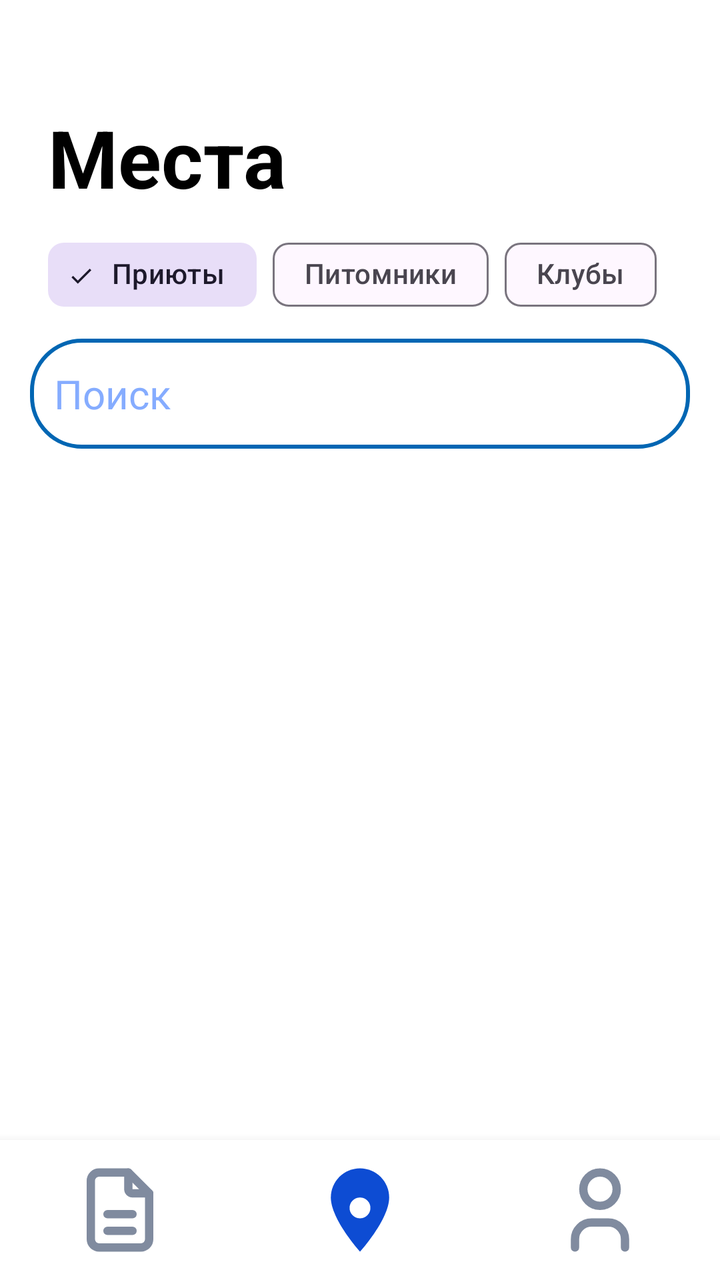
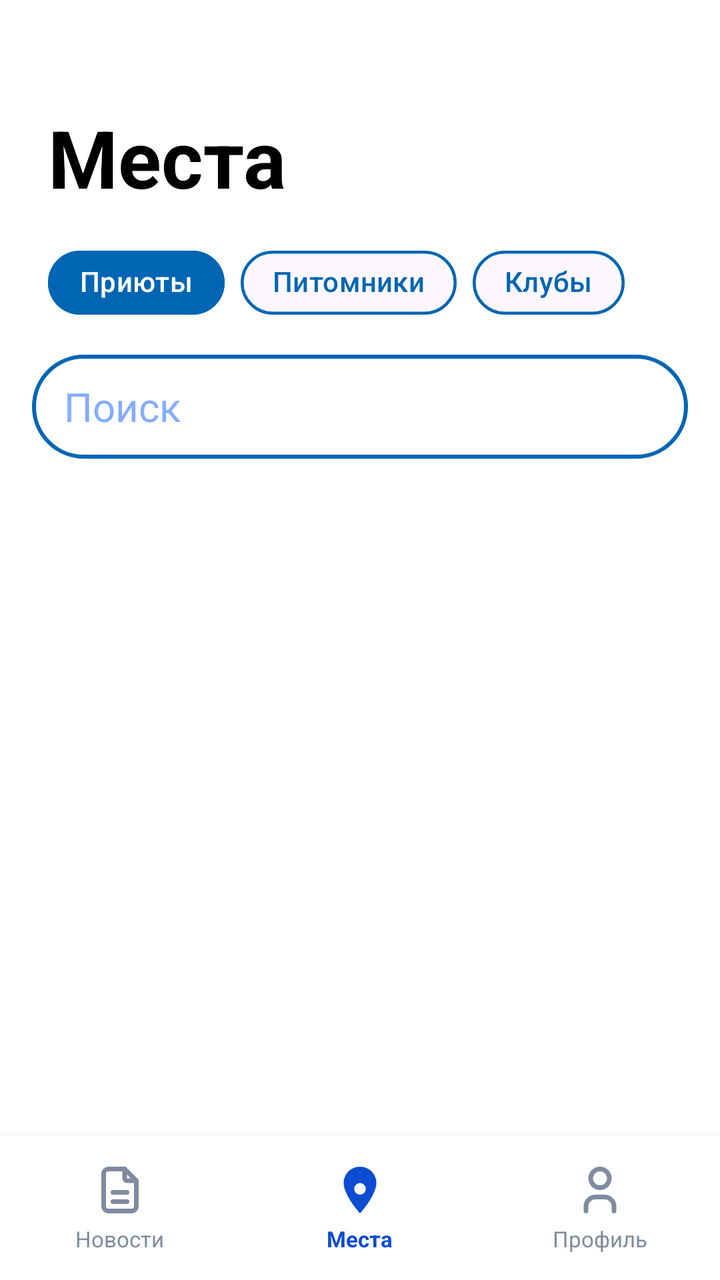

Two renders of the same Android screen: before a commit and after it. Below are the layout's source before the change and the commit's diff.
<!-- AndroidManifest.xml: application theme Theme.VetUslugi -->
<!-- res/layout/fragment_places.xml -->
<?xml version="1.0" encoding="utf-8"?>
<androidx.constraintlayout.widget.ConstraintLayout
    xmlns:android="http://schemas.android.com/apk/res/android"
    xmlns:app="http://schemas.android.com/apk/res-auto"
    android:layout_width="match_parent"
    android:layout_height="match_parent">

    <TextView
        android:id="@+id/tvPlacesTitle"
        android:layout_width="wrap_content"
        android:layout_height="wrap_content"
        android:layout_marginStart="24dp"
        android:layout_marginTop="52dp"
        android:text="Места"
        android:textColor="?android:attr/colorPrimary"
        android:textSize="40sp"
        android:textStyle="bold"
        app:layout_constraintStart_toStartOf="parent"
        app:layout_constraintTop_toTopOf="parent" />

    <com.google.android.material.chip.ChipGroup
        android:id="@+id/chipGroup"
        android:layout_width="wrap_content"
        android:layout_height="wrap_content"
        android:layout_marginStart="24dp"
        android:layout_marginTop="8dp"
        app:singleSelection="true"
        app:layout_constraintStart_toStartOf="parent"
        app:layout_constraintTop_toBottomOf="@+id/tvPlacesTitle">

        <com.google.android.material.chip.Chip
            android:id="@+id/chipShelters"
            android:layout_width="wrap_content"
            android:layout_height="wrap_content"
            android:text="Приюты"
            android:checkable="true"
            android:checked="true"
            style="@style/Widget.Material3.Chip.Filter" />

        <com.google.android.material.chip.Chip
            android:id="@+id/chipNurseries"
            android:layout_width="wrap_content"
            android:layout_height="wrap_content"
            android:text="Питомники"
            android:checkable="true"
            style="@style/Widget.Material3.Chip.Filter" />

        <com.google.android.material.chip.Chip
            android:id="@+id/chipClubs"
            android:layout_width="wrap_content"
            android:layout_height="wrap_content"
            android:text="Клубы"
            android:checkable="true"
            style="@style/Widget.Material3.Chip.Filter" />

    </com.google.android.material.chip.ChipGroup>

    <EditText
        android:id="@+id/etSearch"
        android:layout_width="match_parent"
        android:layout_height="55dp"
        android:layout_marginHorizontal="15dp"
        android:layout_marginTop="8dp"
        android:hint="Поиск"
        app:layout_constraintStart_toStartOf="parent"
        app:layout_constraintEnd_toEndOf="parent"
        app:layout_constraintTop_toBottomOf="@+id/chipGroup" />

    <androidx.recyclerview.widget.RecyclerView
        android:id="@+id/sheltersRecycler"
        android:layout_width="match_parent"
        android:layout_height="0dp"
        android:layout_marginTop="4dp"
        app:layout_constraintTop_toBottomOf="@+id/etSearch"
        app:layout_constraintBottom_toTopOf="@+id/customBottomBar"
        app:layout_constraintStart_toStartOf="parent"
        app:layout_constraintEnd_toEndOf="parent" />

    <androidx.recyclerview.widget.RecyclerView
        android:id="@+id/nurseriesRecycler"
        android:layout_width="match_parent"
        android:layout_height="0dp"
        android:layout_marginTop="4dp"
        android:visibility="gone"
        app:layout_constraintTop_toBottomOf="@+id/etSearch"
        app:layout_constraintBottom_toTopOf="@+id/customBottomBar"
        app:layout_constraintStart_toStartOf="parent"
        app:layout_constraintEnd_toEndOf="parent" />

    <androidx.recyclerview.widget.RecyclerView
        android:id="@+id/clubsRecycler"
        android:layout_width="match_parent"
        android:layout_height="0dp"
        android:layout_marginTop="4dp"
        android:visibility="gone"
        app:layout_constraintTop_toBottomOf="@+id/etSearch"
        app:layout_constraintBottom_toTopOf="@+id/customBottomBar"
        app:layout_constraintStart_toStartOf="parent"
        app:layout_constraintEnd_toEndOf="parent" />

    <ProgressBar
        android:id="@+id/progressBar"
        style="?android:attr/progressBarStyleLarge"
        android:layout_width="wrap_content"
        android:layout_height="wrap_content"
        android:indeterminate="true"
        android:indeterminateTint="@color/blue"
        android:visibility="gone"
        app:layout_constraintBottom_toTopOf="@+id/customBottomBar"
        app:layout_constraintEnd_toEndOf="parent"
        app:layout_constraintStart_toStartOf="parent"
        app:layout_constraintTop_toBottomOf="@+id/etSearch" />

    <include
        android:id="@+id/customBottomBar"
        layout="@layout/nav_bar2"
        android:layout_width="match_parent"
        android:layout_height="70dp"
        app:layout_constraintBottom_toBottomOf="parent" />

</androidx.constraintlayout.widget.ConstraintLayout>
<!-- res/layout/nav_bar2.xml (included above) -->
<?xml version="1.0" encoding="utf-8"?>
<LinearLayout
    xmlns:android="http://schemas.android.com/apk/res/android"
    android:id="@+id/customBottomBar"
    android:layout_width="match_parent"
    android:layout_height="64dp"
    android:orientation="horizontal"
    android:background="@color/light_gray"
    android:gravity="center"
    android:weightSum="3"
    android:elevation="8dp">

    <LinearLayout
        android:id="@+id/nav_news"
        android:layout_width="0dp"
        android:layout_height="match_parent"
        android:layout_weight="1"
        android:gravity="center"
        android:orientation="vertical">
        <ImageView
            android:id="@+id/icon_news"
            android:layout_width="50dp"
            android:layout_height="50dp"
            android:src="@drawable/news" />
    </LinearLayout>

    <LinearLayout
        android:id="@+id/nav_places"
        android:layout_width="0dp"
        android:layout_height="match_parent"
        android:layout_weight="1"
        android:gravity="center"
        android:orientation="vertical">
        <ImageView
            android:id="@+id/icon_places"
            android:layout_width="50dp"
            android:layout_height="50dp"
            android:src="@drawable/placesselected" />
    </LinearLayout>

    <LinearLayout
        android:id="@+id/nav_profile"
        android:layout_width="0dp"
        android:layout_height="match_parent"
        android:layout_weight="1"
        android:gravity="center"
        android:orientation="vertical">
        <ImageView
            android:id="@+id/icon_profile"
            android:layout_width="50dp"
            android:layout_height="50dp"
            android:src="@drawable/profile" />
    </LinearLayout>

</LinearLayout>
<!-- resources referenced by this layout -->
<resources>
  <color name="blue">#0066B3</color>
  <color name="light_gray">#E2E2E2</color>
  <!-- drawable placesselected (drawable) -->
  <vector xmlns:android="http://schemas.android.com/apk/res/android"
      android:width="24dp"
      android:height="24dp"
      android:viewportWidth="24"
      android:viewportHeight="24">
    <path
        android:pathData="M12,2C8.13,2 5,5.13 5,9c0,5.25 7,13 7,13s7,-7.75 7,-13c0,-3.87 -3.13,-7 -7,-7z"
        android:fillColor="@color/icon_blue"/>
    <path
        android:pathData="M12,11.5m-2.5,0a2.5,2.5 0,1 1,5 0a2.5,2.5 0,1 1,-5 0"
        android:fillColor="@color/white"/>
  </vector>
  <!-- drawable profile (drawable) -->
  <vector xmlns:android="http://schemas.android.com/apk/res/android"
      android:width="24dp"
      android:height="24dp"
      android:viewportWidth="24"
      android:viewportHeight="24">
    <path
        android:pathData="M8,7a4,4 0,1 0,8 0a4,4 0,0 0,-8 0"
        android:strokeLineJoin="round"
        android:strokeWidth="2"
        android:fillColor="#00000000"
        android:strokeColor="@color/icon_gray"
        android:strokeLineCap="round"/>
    <path
        android:pathData="M6,21v-2a4,4 0,0 1,4 -4h4a4,4 0,0 1,4 4v2"
        android:strokeLineJoin="round"
        android:strokeWidth="2"
        android:fillColor="#00000000"
        android:strokeColor="@color/icon_gray"
        android:strokeLineCap="round"/>
  </vector>
  <style name="Theme.VetUslugi" parent="Base.Theme.VetUslugi" />
  <color name="icon_gray">#808B9F</color>
  <color name="icon_blue">#0D4CD3</color>
  <color name="white">#FFFFFF</color>
  <style name="Base.Theme.VetUslugi" parent="Theme.Material3.DayNight.NoActionBar">
  
          <item name="materialButtonStyle">@style/Button</item>
          <item name="android:textViewStyle">@style/TextView</item>
          <item name="editTextStyle">@style/EditText</item>
          <item name="checkboxStyle">@style/BlueCheckBoxStyle</item>
  
          <item name="android:background">@color/white</item>
          <item name="colorPrimary">@color/black</item>
      </style>
  <style name="Button" parent="Widget.Material3.Button">
          <item name="shapeAppearanceOverlay">@style/ShapeAppearance.VetUslugi.Button</item>
          <item name="backgroundTint">@android:color/white</item>
          <item name="strokeColor">@color/blue</item>
          <item name="strokeWidth">2dp</item>
          <item name="android:textColor">@color/blue</item>
          <item name="android:textSize">20sp</item>
      </style>
  <style name="TextView" parent="android:Widget.TextView">
          <item name="android:textSize">20sp</item>
          <item name="android:textColor">@color/black</item>
      </style>
  <style name="EditText" parent="android:Widget.EditText">
          <item name="android:textColorHint">@color/light_blue</item>
          <item name="android:textSize">20sp</item>
          <item name="android:textColor">@color/blue</item>
          <item name="android:background">@drawable/rounded_corners</item>
      </style>
  <style name="BlueCheckBoxStyle" parent="Widget.AppCompat.CompoundButton.CheckBox">
          <item name="android:buttonTint">@color/checkbox_blue_tint</item>
      </style>
  <color name="black">#000000</color>
  <style name="ShapeAppearance.VetUslugi.Button" parent="ShapeAppearance.MaterialComponents.SmallComponent">
          <item name="cornerFamily">rounded</item>
          <item name="cornerSize">8dp</item>
      </style>
  <color name="light_blue">#85ACFF</color>
  <!-- unchanged entries left out for length: 2 -->
</resources>

<!-- the commit's change to res/layout/fragment_places.xml (unified diff, before → after) -->
@@ -5,6 +5,7 @@
     android:layout_width="match_parent"
     android:layout_height="match_parent">
 
+    
     <TextView
         android:id="@+id/tvPlacesTitle"
         android:layout_width="wrap_content"
@@ -18,86 +19,121 @@
         app:layout_constraintStart_toStartOf="parent"
         app:layout_constraintTop_toTopOf="parent" />
 
+    
     <com.google.android.material.chip.ChipGroup
         android:id="@+id/chipGroup"
         android:layout_width="wrap_content"
         android:layout_height="wrap_content"
         android:layout_marginStart="24dp"
-        android:layout_marginTop="8dp"
+        android:layout_marginTop="12dp"
         app:singleSelection="true"
+        app:selectionRequired="true"
         app:layout_constraintStart_toStartOf="parent"
         app:layout_constraintTop_toBottomOf="@+id/tvPlacesTitle">
 
         <com.google.android.material.chip.Chip
             android:id="@+id/chipShelters"
-            android:layout_width="wrap_content"
-            android:layout_height="wrap_content"
-            android:text="Приюты"
+            style="@style/Widget.Material3.Chip.Filter"
+            android:layout_width="wrap_content"
+            android:layout_height="wrap_content"
             android:checkable="true"
             android:checked="true"
-            style="@style/Widget.Material3.Chip.Filter" />
+            android:text="Приюты"
+            android:textColor="@color/chip_text_color"
+            app:chipBackgroundColor="@color/chip_background_color"
+            app:chipStrokeColor="@color/blue"
+            app:chipStrokeWidth="1.5dp"
+            app:checkedIconVisible="false"
+            app:chipCornerRadius="20dp" />
 
         <com.google.android.material.chip.Chip
             android:id="@+id/chipNurseries"
-            android:layout_width="wrap_content"
-            android:layout_height="wrap_content"
+            style="@style/Widget.Material3.Chip.Filter"
+            android:layout_width="wrap_content"
+            android:layout_height="wrap_content"
+            android:checkable="true"
             android:text="Питомники"
-            android:checkable="true"
-            style="@style/Widget.Material3.Chip.Filter" />
+            android:textColor="@color/chip_text_color"
+            app:chipBackgroundColor="@color/chip_background_color"
+            app:chipStrokeColor="@color/blue"
+            app:chipStrokeWidth="1.5dp"
+            app:checkedIconVisible="false"
+            app:chipCornerRadius="20dp" />
 
         <com.google.android.material.chip.Chip
             android:id="@+id/chipClubs"
-            android:layout_width="wrap_content"
-            android:layout_height="wrap_content"
+            style="@style/Widget.Material3.Chip.Filter"
+            android:layout_width="wrap_content"
+            android:layout_height="wrap_content"
+            android:checkable="true"
             android:text="Клубы"
-            android:checkable="true"
-            style="@style/Widget.Material3.Chip.Filter" />
+            android:textColor="@color/chip_text_color"
+            app:chipBackgroundColor="@color/chip_background_color"
+            app:chipStrokeColor="@color/blue"
+            app:chipStrokeWidth="1.5dp"
+            app:checkedIconVisible="false"
+            app:chipCornerRadius="20dp" />
 
     </com.google.android.material.chip.ChipGroup>
 
+    
     <EditText
         android:id="@+id/etSearch"
-        android:layout_width="match_parent"
-        android:layout_height="55dp"
-        android:layout_marginHorizontal="15dp"
-        android:layout_marginTop="8dp"
+        android:layout_width="0dp"
+        android:layout_height="52dp"
+        android:layout_marginStart="16dp"
+        android:layout_marginEnd="16dp"
+        android:layout_marginTop="12dp"
         android:hint="Поиск"
-        app:layout_constraintStart_toStartOf="parent"
-        app:layout_constraintEnd_toEndOf="parent"
+        android:inputType="text"
+        android:paddingStart="16dp"
+        android:paddingEnd="16dp"
+        app:layout_constraintEnd_toEndOf="parent"
+        app:layout_constraintStart_toStartOf="parent"
         app:layout_constraintTop_toBottomOf="@+id/chipGroup" />
 
+    
     <androidx.recyclerview.widget.RecyclerView
         android:id="@+id/sheltersRecycler"
-        android:layout_width="match_parent"
+        android:layout_width="0dp"
         android:layout_height="0dp"
-        android:layout_marginTop="4dp"
-        app:layout_constraintTop_toBottomOf="@+id/etSearch"
-        app:layout_constraintBottom_toTopOf="@+id/customBottomBar"
-        app:layout_constraintStart_toStartOf="parent"
-        app:layout_constraintEnd_toEndOf="parent" />
-
+        android:layout_marginTop="8dp"
+        android:clipToPadding="false"
+        android:paddingBottom="8dp"
+        app:layout_constraintBottom_toTopOf="@+id/customBottomBar"
+        app:layout_constraintEnd_toEndOf="parent"
+        app:layout_constraintStart_toStartOf="parent"
+        app:layout_constraintTop_toBottomOf="@+id/etSearch" />
+
+    
     <androidx.recyclerview.widget.RecyclerView
         android:id="@+id/nurseriesRecycler"
-        android:layout_width="match_parent"
+        android:layout_width="0dp"
         android:layout_height="0dp"
-        android:layout_marginTop="4dp"
+        android:layout_marginTop="8dp"
+        android:clipToPadding="false"
+        android:paddingBottom="8dp"
         android:visibility="gone"
-        app:layout_constraintTop_toBottomOf="@+id/etSearch"
-        app:layout_constraintBottom_toTopOf="@+id/customBottomBar"
-        app:layout_constraintStart_toStartOf="parent"
-        app:layout_constraintEnd_toEndOf="parent" />
-
+        app:layout_constraintBottom_toTopOf="@+id/customBottomBar"
+        app:layout_constraintEnd_toEndOf="parent"
+        app:layout_constraintStart_toStartOf="parent"
+        app:layout_constraintTop_toBottomOf="@+id/etSearch" />
+
+    
     <androidx.recyclerview.widget.RecyclerView
         android:id="@+id/clubsRecycler"
-        android:layout_width="match_parent"
+        android:layout_width="0dp"
         android:layout_height="0dp"
-        android:layout_marginTop="4dp"
+        android:layout_marginTop="8dp"
+        android:clipToPadding="false"
+        android:paddingBottom="8dp"
         android:visibility="gone"
-        app:layout_constraintTop_toBottomOf="@+id/etSearch"
-        app:layout_constraintBottom_toTopOf="@+id/customBottomBar"
-        app:layout_constraintStart_toStartOf="parent"
-        app:layout_constraintEnd_toEndOf="parent" />
-
+        app:layout_constraintBottom_toTopOf="@+id/customBottomBar"
+        app:layout_constraintEnd_toEndOf="parent"
+        app:layout_constraintStart_toStartOf="parent"
+        app:layout_constraintTop_toBottomOf="@+id/etSearch" />
+
+    
     <ProgressBar
         android:id="@+id/progressBar"
         style="?android:attr/progressBarStyleLarge"
@@ -111,11 +147,12 @@
         app:layout_constraintStart_toStartOf="parent"
         app:layout_constraintTop_toBottomOf="@+id/etSearch" />
 
+    
     <include
         android:id="@+id/customBottomBar"
         layout="@layout/nav_bar2"
         android:layout_width="match_parent"
-        android:layout_height="70dp"
+        android:layout_height="72dp"
         app:layout_constraintBottom_toBottomOf="parent" />
 
 </androidx.constraintlayout.widget.ConstraintLayout>
@@ -125,53 +162,84 @@
     xmlns:android="http://schemas.android.com/apk/res/android"
     android:id="@+id/customBottomBar"
     android:layout_width="match_parent"
-    android:layout_height="64dp"
+    android:layout_height="72dp"
     android:orientation="horizontal"
-    android:background="@color/light_gray"
+    android:background="?android:attr/background"
     android:gravity="center"
     android:weightSum="3"
     android:elevation="8dp">
 
+    
     <LinearLayout
         android:id="@+id/nav_news"
         android:layout_width="0dp"
         android:layout_height="match_parent"
         android:layout_weight="1"
         android:gravity="center"
-        android:orientation="vertical">
+        android:orientation="vertical"
+        android:paddingTop="8dp"
+        android:paddingBottom="8dp">
         <ImageView
             android:id="@+id/icon_news"
-            android:layout_width="50dp"
-            android:layout_height="50dp"
+            android:layout_width="28dp"
+            android:layout_height="28dp"
             android:src="@drawable/news" />
+        <TextView
+            android:layout_width="wrap_content"
+            android:layout_height="wrap_content"
+            android:layout_marginTop="3dp"
+            android:text="Новости"
+            android:textSize="11sp"
+            android:textColor="@color/icon_gray" />
     </LinearLayout>
 
+    
     <LinearLayout
         android:id="@+id/nav_places"
         android:layout_width="0dp"
         android:layout_height="match_parent"
         android:layout_weight="1"
         android:gravity="center"
-        android:orientation="vertical">
+        android:orientation="vertical"
+        android:paddingTop="8dp"
+        android:paddingBottom="8dp">
         <ImageView
             android:id="@+id/icon_places"
-            android:layout_width="50dp"
-            android:layout_height="50dp"
+            android:layout_width="28dp"
+            android:layout_height="28dp"
             android:src="@drawable/placesselected" />
+        <TextView
+            android:layout_width="wrap_content"
+            android:layout_height="wrap_content"
+            android:layout_marginTop="3dp"
+            android:text="Места"
+            android:textSize="11sp"
+            android:textColor="@color/icon_blue"
+            android:textStyle="bold" />
     </LinearLayout>
 
+    
     <LinearLayout
         android:id="@+id/nav_profile"
         android:layout_width="0dp"
         android:layout_height="match_parent"
         android:layout_weight="1"
         android:gravity="center"
-        android:orientation="vertical">
+        android:orientation="vertical"
+        android:paddingTop="8dp"
+        android:paddingBottom="8dp">
         <ImageView
             android:id="@+id/icon_profile"
-            android:layout_width="50dp"
-            android:layout_height="50dp"
+            android:layout_width="28dp"
+            android:layout_height="28dp"
             android:src="@drawable/profile" />
+        <TextView
+            android:layout_width="wrap_content"
+            android:layout_height="wrap_content"
+            android:layout_marginTop="3dp"
+            android:text="Профиль"
+            android:textSize="11sp"
+            android:textColor="@color/icon_gray" />
     </LinearLayout>
 
 </LinearLayout>
<!-- resource entries referenced after the edit -->
@@ -1,7 +1,6 @@
 <!-- resources referenced by this layout -->
 <resources>
   <color name="blue">#0066B3</color>
-  <color name="light_gray">#E2E2E2</color>
   <!-- drawable placesselected (drawable) -->
   <vector xmlns:android="http://schemas.android.com/apk/res/android"
       android:width="24dp"
